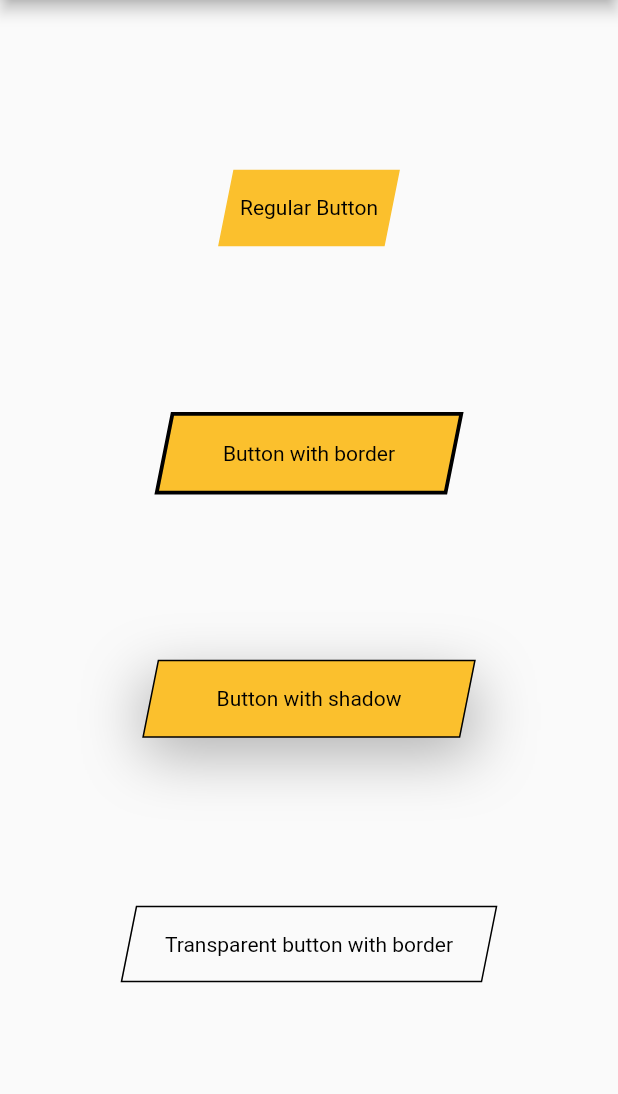
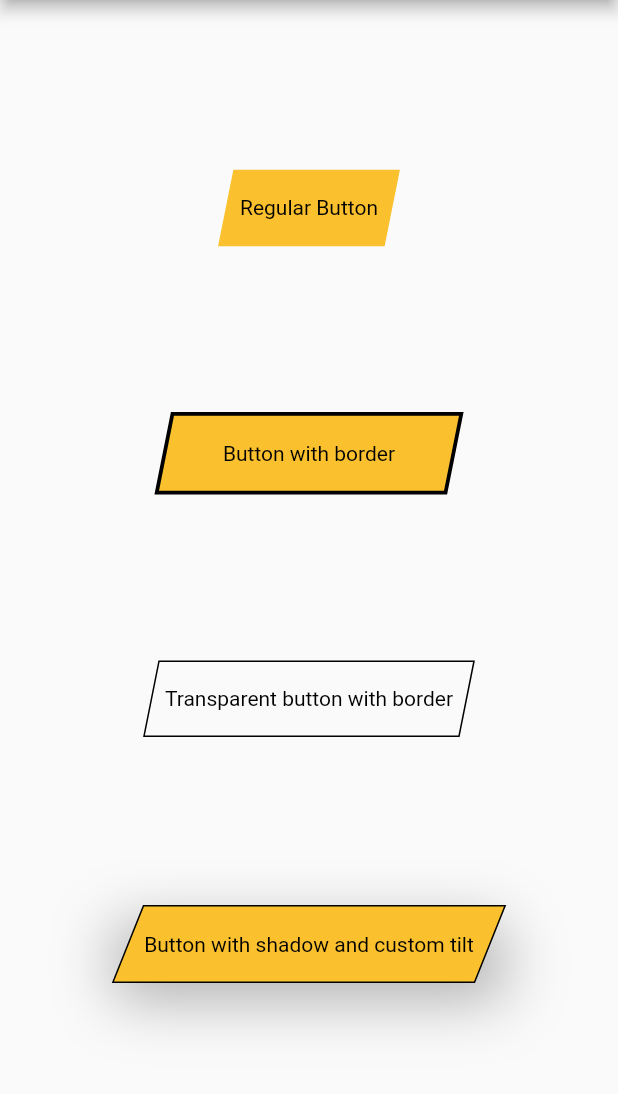
Before and after one commit to ibtihaajKhurram/shaped_buttons, a Flutter app: the screen it shows after launch, after a tap on "Transparent button with border", on a phone screen of 412 x 824 dp, the part 84-1178 px from its top. Run offline on Flutter 3.47's test engine with Material 2 defaults, Android fonts, the phone set to English and light mode, and no system bars.

Commit message:
added tilt parameter

```diff
--- a/example/lib/main.dart
+++ b/example/lib/main.dart
@@ -73,7 +73,21 @@ class DemoPage extends StatelessWidget {
               ParallalogramButton(
                 width: 220,
                 borderColor: Colors.black,
+                buttonColor: Colors.transparent,
+                borderWdth: 1,
+                child: Text(
+                  "Transparent button with border",
+                  style: TextStyle(color: Colors.black),
+                ),
+                onPressed: () {
+                  print('Button Pressed');
+                },
+              ),
+              ParallalogramButton(
+                width: 260,
+                borderColor: Colors.black,
                 buttonColor: Colors.yellow[700],
+                tilt: 20,
                 boxShadow: [
                   new BoxShadow(
                     blurRadius: 34.0,
@@ -83,20 +97,7 @@ class DemoPage extends StatelessWidget {
                 ],
                 borderWdth: 2,
                 child: Text(
-                  "Button with shadow",
-                  style: TextStyle(color: Colors.black),
-                ),
-                onPressed: () {
-                  print('Button Pressed');
-                },
-              ),
-              ParallalogramButton(
-                width: 250,
-                borderColor: Colors.black,
-                buttonColor: Colors.transparent,
-                borderWdth: 1,
-                child: Text(
-                  "Transparent button with border",
+                  "Button with shadow and custom tilt",
                   style: TextStyle(color: Colors.black),
                 ),
                 onPressed: () {
--- a/lib/src/my_parallelogram.dart
+++ b/lib/src/my_parallelogram.dart
@@ -4,21 +4,26 @@ class MyParallelogram extends CustomPainter {
   final double borderWidth;
   final Color buttonColor;
   final Color borderColor;
+  final double tilt;
+
   MyParallelogram(
       {this.borderWidth = 1,
       this.buttonColor = Colors.white,
+      this.tilt = 10,
       this.borderColor = Colors.white});
   @override
   void paint(Canvas canvas, Size size) {
+    assert(this.tilt > -71 && this.tilt < 71,
+        "The tilt value can't be more than 70 or less than -70");
     Paint paint_0 = new Paint()
       ..color = borderColor
       ..style = PaintingStyle.stroke
       ..strokeWidth = borderWidth;
 
     Path path_0 = Path();
-    path_0.moveTo(10, 0);
+    path_0.moveTo(tilt, 0);
     path_0.lineTo(size.width, 0);
-    path_0.lineTo(size.width - 10, size.height);
+    path_0.lineTo(size.width - tilt, size.height);
     path_0.lineTo(0, size.height);
     path_0.close();
 
@@ -30,9 +35,9 @@ class MyParallelogram extends CustomPainter {
       ..strokeWidth = 0;
 
     Path path_1 = Path();
-    path_1.moveTo(10, 0);
+    path_1.moveTo(tilt, 0);
     path_1.lineTo(size.width, 0);
-    path_1.lineTo(size.width - 10, size.height);
+    path_1.lineTo(size.width - tilt, size.height);
     path_1.lineTo(0, size.height);
     path_1.close();
 
--- a/lib/src/my_parallelogram_button.dart
+++ b/lib/src/my_parallelogram_button.dart
@@ -12,6 +12,7 @@ class ParallalogramButton extends StatelessWidget {
       this.height = 50,
       this.width = 120,
       this.boxShadow,
+      this.tilt=10,
       @required this.child})
       : super(key: key);
   final Key key;
@@ -24,6 +25,7 @@ class ParallalogramButton extends StatelessWidget {
   final EdgeInsetsGeometry margin;
   final double height;
   final double width;
+  final double tilt;
 
   @override
   Widget build(BuildContext context) {
@@ -36,6 +38,7 @@ class ParallalogramButton extends StatelessWidget {
         onTap: onPressed,
         child: CustomPaint(
           painter: MyParallelogram(
+              tilt: tilt,
               borderColor: borderColor ?? buttonColor,
               borderWidth: borderWdth,
               buttonColor: buttonColor),
```
Also changed, not shown: 2 other files.
